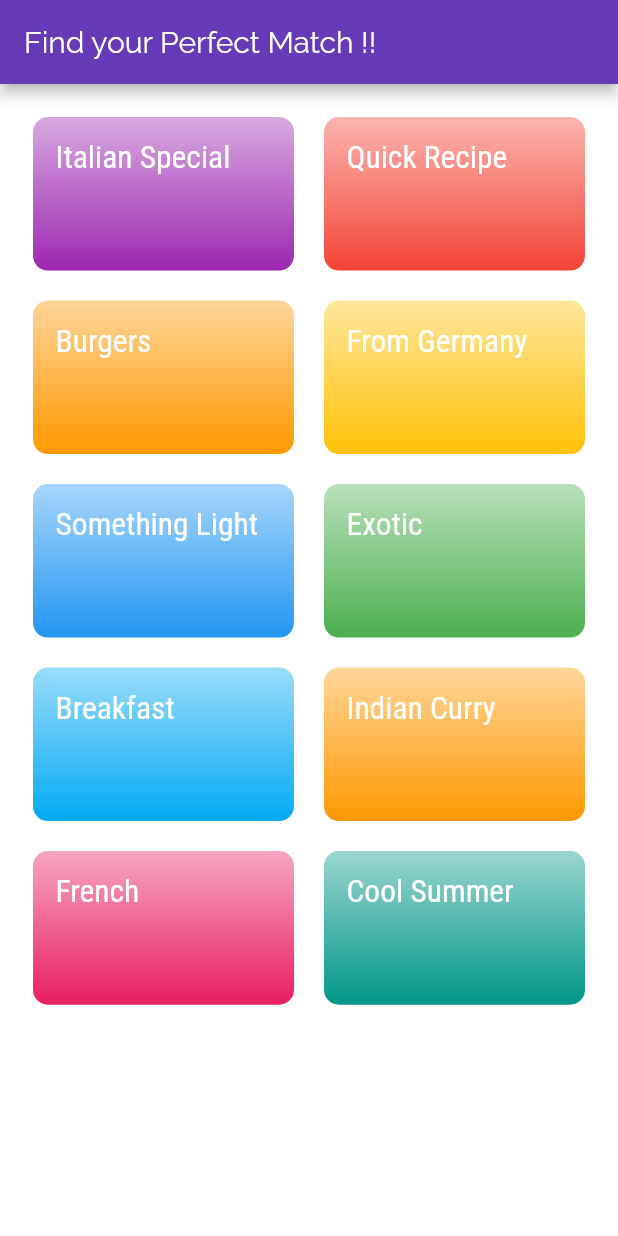
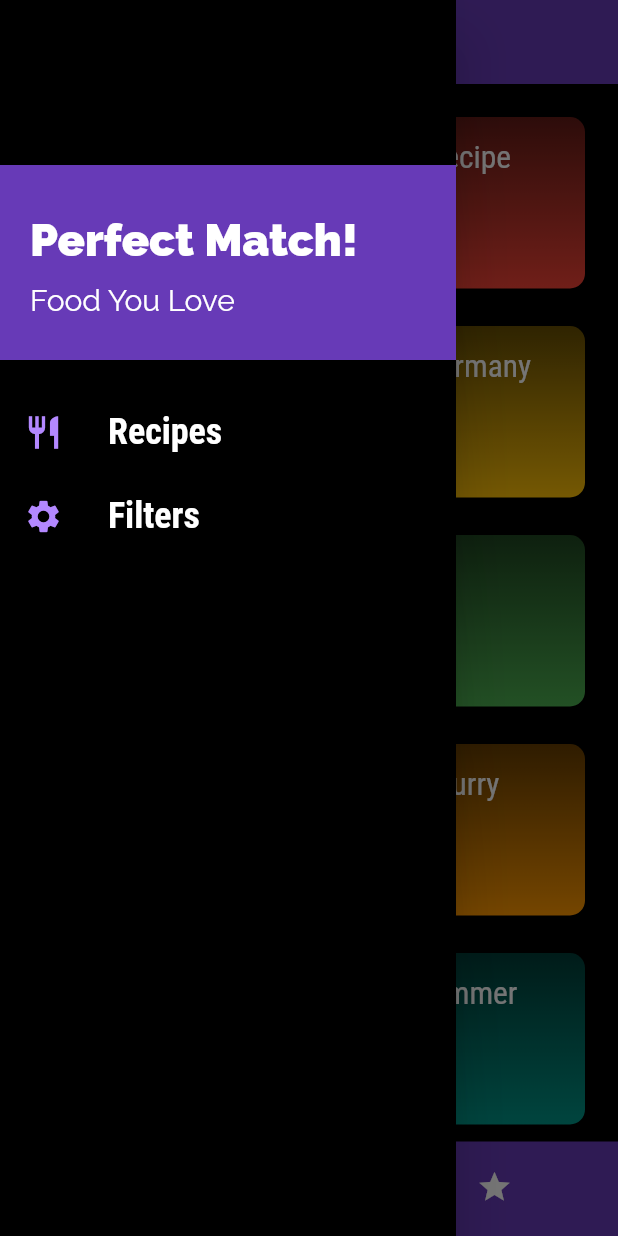
Before and after one commit to am-aakash/Perfect-match---First-attempt, a Flutter app: the screen it shows after launch, with the side drawer open (before the commit the screen has no drawer), on a phone screen of 412 x 824 dp. Run offline on Flutter 3.47's test engine with Material 2 defaults, Android fonts, the phone set to English and light mode, and no system bars.

Commit message:
Day 2 over

```diff
--- a/lib/main.dart
+++ b/lib/main.dart
@@ -1,8 +1,11 @@
 import 'package:flutter/material.dart';
 import 'package:perfect_match/screens/category_meals_screen.dart';
+import 'package:perfect_match/screens/favourites_screen.dart';
 import 'package:perfect_match/screens/meal_detail_screen.dart';
+import 'package:perfect_match/screens/tabs_screen.dart';
 
 import 'screens/categories_screen.dart';
+import 'screens/filters_screen.dart';
 
 void main() => runApp(MyApp());
 
@@ -14,7 +17,7 @@ class MyApp extends StatelessWidget {
       theme: ThemeData(
         primarySwatch: Colors.deepPurple,
         accentColor: Colors.orange[400],
-        canvasColor: Color.fromRGBO(255, 254, 229, 0),
+        canvasColor: Color.fromRGBO(0, 0, 0, 50),
         fontFamily: 'Raleway',
         textTheme: ThemeData.light().textTheme.copyWith(
               bodyText2: TextStyle(
@@ -34,9 +37,10 @@ class MyApp extends StatelessWidget {
       // home: CategoriesScreen(),
       initialRoute: '/',
       routes: {
-        '/': (ctx) => CategoriesScreen(),
+        '/': (ctx) => TabsScreen(),
         CategoryMealsScreen.routeName: (ctx) => CategoryMealsScreen(),
         MealDetailScreen.routeName: (ctx) => MealDetailScreen(),
+        FiltersScreen.routeName: (ctx) => FiltersScreen(),
       },
       onGenerateRoute: (settings) {
         print(settings.arguments);
--- a/lib/screens/categories_screen.dart
+++ b/lib/screens/categories_screen.dart
@@ -7,11 +7,7 @@ class CategoriesScreen extends StatelessWidget {
 
   @override
   Widget build(BuildContext context) {
-    return Scaffold(
-      appBar: AppBar(
-        title: const Text('Find your Perfect Match !!'),
-      ),
-      body: GridView(
+    return GridView(
       padding: EdgeInsets.all(22),
       children: DUMMY_CATEGORIES
           .map(
@@ -24,10 +20,9 @@ class CategoriesScreen extends StatelessWidget {
           .toList(),
       gridDelegate: SliverGridDelegateWithMaxCrossAxisExtent(
         maxCrossAxisExtent: 200,
-          childAspectRatio: 1.7,
-          crossAxisSpacing: 20,
-          mainAxisSpacing: 20,
-        ),
+        childAspectRatio: 1.5,
+        crossAxisSpacing: 25,
+        mainAxisSpacing: 25,
       ),
     );
   }
--- /dev/null
+++ b/lib/screens/filters_screen.dart
@@ -0,0 +1,25 @@
+import 'package:flutter/material.dart';
+
+import '../widgets/main_drawer.dart';
+
+class FiltersScreen extends StatelessWidget {
+  static const routeName = '/filters';
+
+  @override
+  Widget build(BuildContext context) {
+    return Scaffold(
+      appBar: AppBar(
+        title: Text(
+          'Your Filters',
+        ),
+      ),
+      drawer: MainDrawer(),
+      body: Center(
+        child: Text(
+          'Filters!',
+          style: TextStyle(color: Colors.white),
+        ),
+      ),
+    );
+  }
+}
--- a/lib/screens/meal_detail_screen.dart
+++ b/lib/screens/meal_detail_screen.dart
@@ -88,6 +88,12 @@ class MealDetailScreen extends StatelessWidget {
           ],
         ),
       ),
+      floatingActionButton: FloatingActionButton(
+        child: Icon(Icons.delete),
+        onPressed: () {
+          Navigator.of(context).pop(mealId);
+        },
+      ),
     );
   }
 }
--- /dev/null
+++ b/lib/screens/tabs_screen.dart
@@ -0,0 +1,61 @@
+import 'package:flutter/material.dart';
+import 'package:perfect_match/screens/categories_screen.dart';
+import 'package:perfect_match/screens/favourites_screen.dart';
+import 'package:perfect_match/widgets/main_drawer.dart';
+
+class TabsScreen extends StatefulWidget {
+  @override
+  _TabScreenState createState() => _TabScreenState();
+}
+
+class _TabScreenState extends State<TabsScreen> {
+  final List<Map<String, Object>> _pages = [
+    {
+      'page': CategoriesScreen(),
+      'title': 'Categories for a Match',
+    },
+    {
+      'page': FavoritesScreen(),
+      'title': 'Your Favorite',
+    },
+  ];
+  int _selectedPageIndex = 0;
+
+  void _selectPage(int index) {
+    setState(() {
+      _selectedPageIndex = index;
+    });
+  }
+
+  @override
+  Widget build(BuildContext context) {
+    return Scaffold(
+      appBar: AppBar(
+        title: Text(_pages[_selectedPageIndex]['title']),
+      ),
+      drawer: MainDrawer(),
+      body: _pages[_selectedPageIndex]['page'],
+      bottomNavigationBar: BottomNavigationBar(
+        onTap: _selectPage,
+        backgroundColor: Theme.of(context).primaryColor,
+        unselectedItemColor: Colors.white,
+        selectedItemColor: Colors.amber,
+        selectedFontSize: 18,
+        currentIndex: _selectedPageIndex,
+        type: BottomNavigationBarType.shifting,
+        items: [
+          BottomNavigationBarItem(
+            backgroundColor: Theme.of(context).primaryColor,
+            icon: Icon(Icons.category),
+            title: Text('Categories'),
+          ),
+          BottomNavigationBarItem(
+            backgroundColor: Theme.of(context).primaryColor,
+            icon: Icon(Icons.star),
+            title: Text('Favorites'),
+          ),
+        ],
+      ),
+    );
+  }
+}
--- /dev/null
+++ b/lib/widgets/main_drawer.dart
@@ -0,0 +1,72 @@
+import 'package:flutter/material.dart';
+import 'package:perfect_match/screens/filters_screen.dart';
+
+class MainDrawer extends StatelessWidget {
+  Widget buildListTile(String title, IconData icon, Function tapHandler) {
+    return ListTile(
+      leading: Icon(
+        icon,
+        color: Colors.deepPurpleAccent[100],
+        size: 26,
+      ),
+      title: Text(
+        title,
+        style: TextStyle(
+          fontFamily: 'RobotoCondensed',
+          fontSize: 24,
+          color: Colors.white,
+          fontWeight: FontWeight.bold,
+        ),
+      ),
+      onTap: tapHandler,
+    );
+  }
+
+  @override
+  Widget build(BuildContext context) {
+    return Drawer(
+      child: Column(
+        children: <Widget>[
+          SizedBox(height: 110),
+          Container(
+            height: 70,
+            width: double.infinity,
+            padding: EdgeInsets.fromLTRB(20, 30, 20, 0),
+            alignment: Alignment.centerLeft,
+            color: Colors.deepPurple,
+            child: Text(
+              'Perfect Match!',
+              style: TextStyle(
+                fontWeight: FontWeight.w800,
+                fontSize: 30,
+                color: Colors.white,
+              ),
+            ),
+          ),
+          Container(
+            height: 60,
+            width: double.infinity,
+            padding: EdgeInsets.fromLTRB(20, 0, 20, 20),
+            alignment: Alignment.centerLeft,
+            color: Colors.deepPurple,
+            child: Text(
+              'Food You Love',
+              style: TextStyle(
+                fontWeight: FontWeight.w500,
+                fontSize: 20,
+                color: Colors.white,
+              ),
+            ),
+          ),
+          SizedBox(height: 20),
+          buildListTile('Recipes', Icons.restaurant, () {
+            Navigator.of(context).pushReplacementNamed('/');
+          }),
+          buildListTile('Filters', Icons.settings, () {
+            Navigator.of(context).pushReplacementNamed(FiltersScreen.routeName);
+          }),
+        ],
+      ),
+    );
+  }
+}
```
Also changed, not shown: lib/screens/category_meals_screen.dart (+46 -18 lines), lib/screens/favourites_screen.dart (added, +13 -0 lines), lib/widgets/meal_item.dart (+8 -4 lines). Lines whose indentation alone changed are shown as unchanged.
